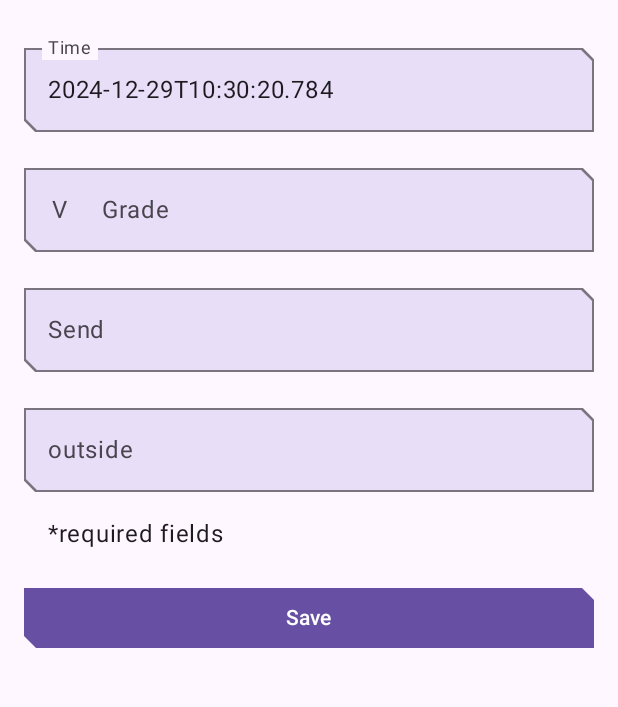
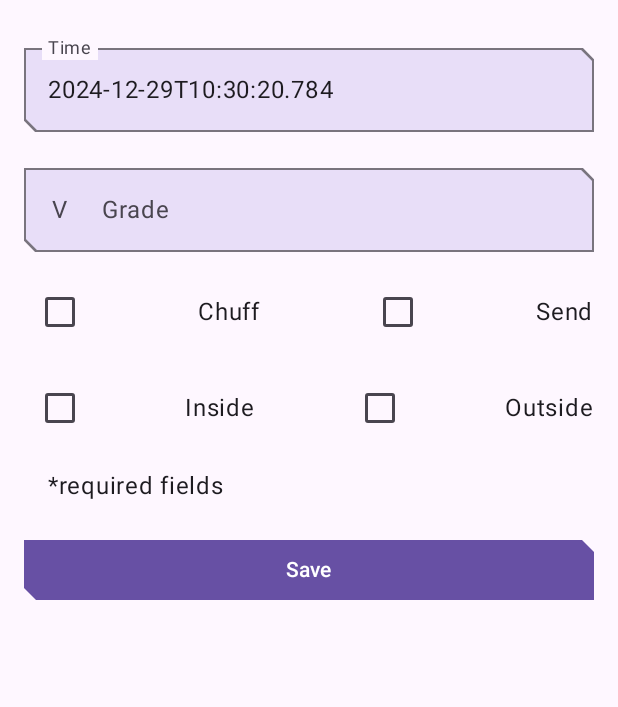
Before and after one commit to graysomb/climbing-tracker, an Android app built with Jetpack Compose: the ItemEntryScreen screen opened through its navigation route, after a tap on "Climb", on a phone screen of 412 x 824 dp, the part 190-897 px from its top. Run offline under Robolectric (Android 15) with nearby library versions, the phone set to English and light mode, and no system bars; our stand-ins replace Room's generated code; libraries missing offline, so code that uses them is left out: com.github.mikephil.charting, com.opencsv.

Commit message:
update ui
updated the charts and the input screens

```diff
--- a/app/src/main/java/com/example/inventory/ui/item/ItemEntryScreen.kt
+++ b/app/src/main/java/com/example/inventory/ui/item/ItemEntryScreen.kt
@@ -27,6 +27,7 @@ import androidx.compose.foundation.rememberScrollState
 import androidx.compose.foundation.text.KeyboardOptions
 import androidx.compose.foundation.verticalScroll
 import androidx.compose.material3.Button
+import androidx.compose.material3.Checkbox
 import androidx.compose.material3.ExperimentalMaterial3Api
 import androidx.compose.material3.MaterialTheme
 import androidx.compose.material3.OutlinedTextField
@@ -40,6 +41,7 @@ import androidx.compose.runtime.mutableStateOf
 import androidx.compose.runtime.remember
 import androidx.compose.runtime.rememberCoroutineScope
 import androidx.compose.runtime.setValue
+import androidx.compose.ui.Alignment
 import androidx.compose.ui.Modifier
 import androidx.compose.ui.res.dimensionResource
 import androidx.compose.ui.res.stringResource
@@ -223,34 +225,59 @@ fun ItemInputForm(
                 enabled = enabled,
                 singleLine = true
             )
-            OutlinedTextField(
-                value = itemDetails.quantity,
-                onValueChange = { onValueChange(itemDetails.copy(quantity = it)) },
-                keyboardOptions = KeyboardOptions(keyboardType = KeyboardType.Number),
-                label = { Text(stringResource(R.string.send)) },
-                colors = OutlinedTextFieldDefaults.colors(
-                    focusedContainerColor = MaterialTheme.colorScheme.secondaryContainer,
-                    unfocusedContainerColor = MaterialTheme.colorScheme.secondaryContainer,
-                    disabledContainerColor = MaterialTheme.colorScheme.secondaryContainer,
-                ),
+            Row(
                 modifier = Modifier.fillMaxWidth(),
-                enabled = enabled,
-                singleLine = true
-            )
-            OutlinedTextField(
-                value = itemDetails.outside,
-                onValueChange = { onValueChange(itemDetails.copy(outside = it)) },
-                keyboardOptions = KeyboardOptions(keyboardType = KeyboardType.Number),
-                label = { Text(stringResource(R.string.outside)) },
-                colors = OutlinedTextFieldDefaults.colors(
-                    focusedContainerColor = MaterialTheme.colorScheme.secondaryContainer,
-                    unfocusedContainerColor = MaterialTheme.colorScheme.secondaryContainer,
-                    disabledContainerColor = MaterialTheme.colorScheme.secondaryContainer,
-                ),
+                horizontalArrangement = Arrangement.SpaceBetween,
+                verticalAlignment = Alignment.CenterVertically
+            ) {
+                val isChuff = itemDetails.quantity == "0"
+                val isSend = itemDetails.quantity == "1"
+
+                Checkbox(
+                    checked = isChuff,
+                    onCheckedChange = {
+                        if (it) onValueChange(itemDetails.copy(quantity = "0"))
+                    },
+                    enabled = enabled
+                )
+                Text("Chuff")
+
+                Checkbox(
+                    checked = isSend,
+                    onCheckedChange = {
+                        if (it) onValueChange(itemDetails.copy(quantity = "1"))
+                    },
+                    enabled = enabled
+                )
+                Text(text = stringResource(R.string.send))
+            }
+
+            Row(
                 modifier = Modifier.fillMaxWidth(),
-                enabled = enabled,
-                singleLine = true
-            )
+                horizontalArrangement = Arrangement.SpaceBetween,
+                verticalAlignment = Alignment.CenterVertically
+            ) {
+                val isIn = itemDetails.outside == "0"
+                val isOut = itemDetails.outside == "1"
+
+                Checkbox(
+                    checked = isIn,
+                    onCheckedChange = {
+                        if (it) onValueChange(itemDetails.copy(outside = "0"))
+                    },
+                    enabled = enabled
+                )
+                Text("Inside")
+
+                Checkbox(
+                    checked = isOut,
+                    onCheckedChange = {
+                        if (it) onValueChange(itemDetails.copy(outside = "1"))
+                    },
+                    enabled = enabled
+                )
+                Text("Outside")
+            }
         } else {
 
         }
```
Also changed, not shown: app/src/main/java/com/example/inventory/ui/home/HomeScreen.kt (+30 -13 lines).
